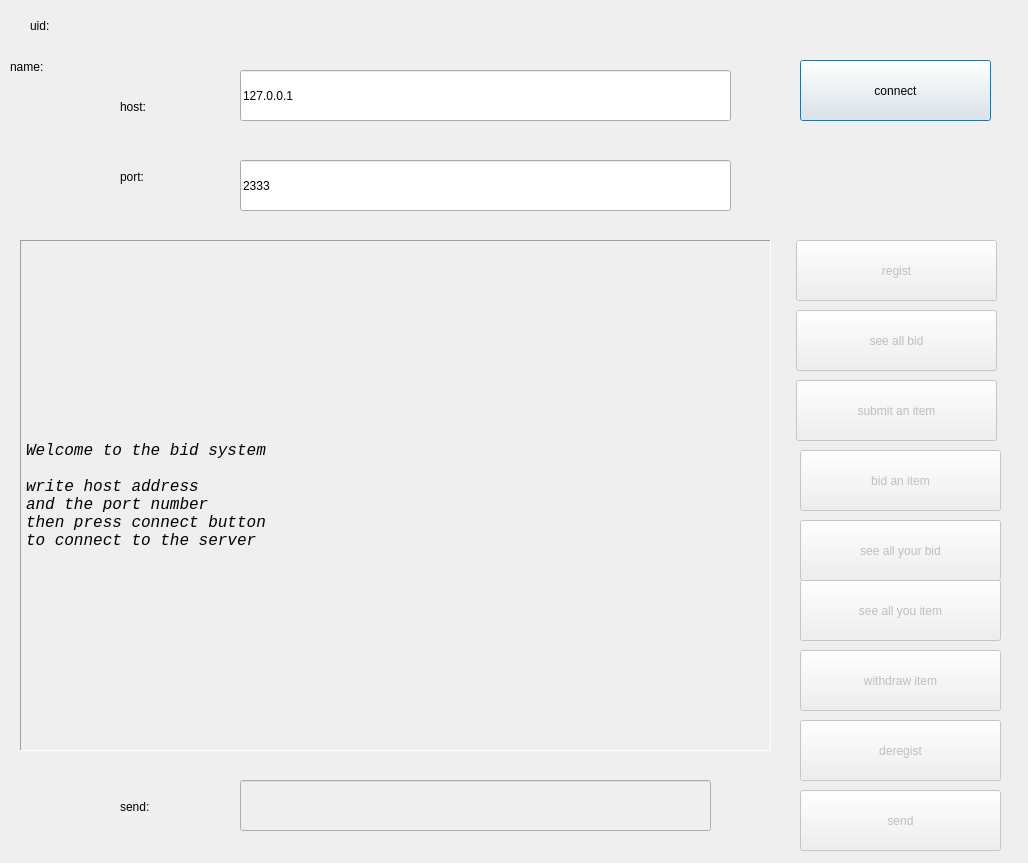
Old version of the form project/tcp/tcpclient/tcpClient/client.ui in the repository Freshield/LEARNING_QT.
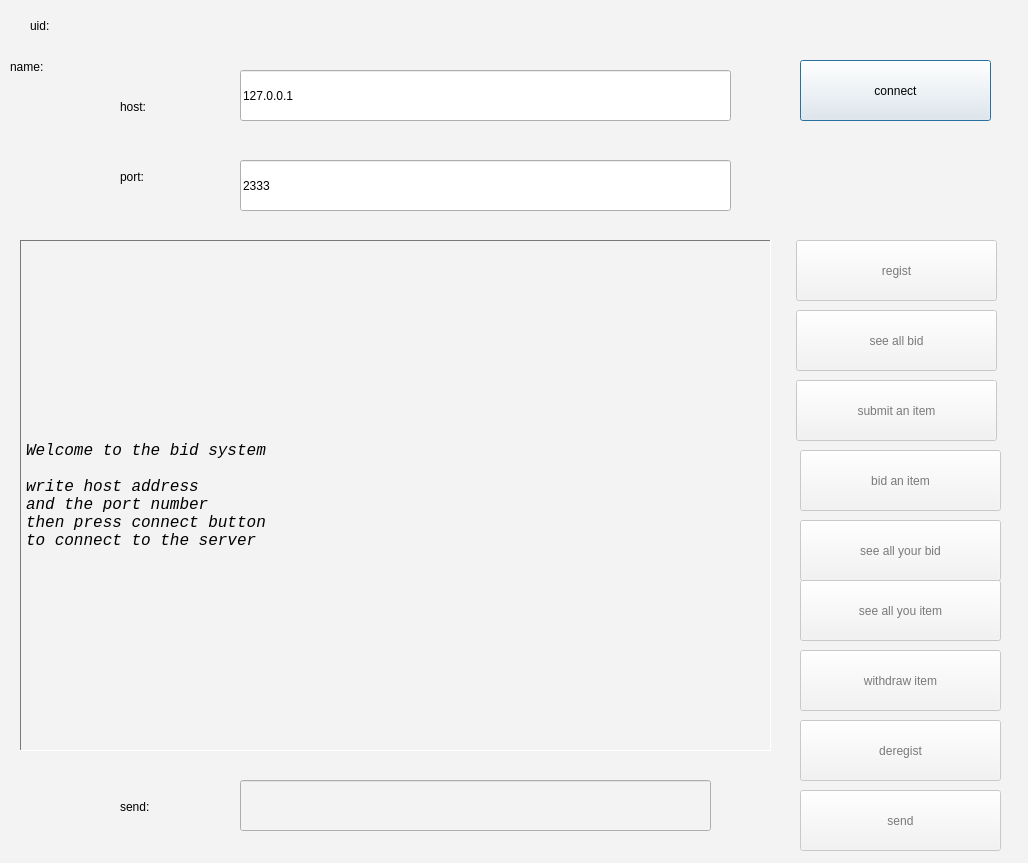
New version of the form.

```diff
--- a/project/tcp/tcpclient/tcpClient/client.ui
+++ b/project/tcp/tcpclient/tcpClient/client.ui
@@ -10,6 +10,421 @@
     <height>863</height>
    </rect>
   </property>
+  <property name="palette">
+   <palette>
+    <active>
+     <colorrole role="WindowText">
+      <brush brushstyle="SolidPattern">
+       <color alpha="255">
+        <red>0</red>
+        <green>0</green>
+        <blue>0</blue>
+       </color>
+      </brush>
+     </colorrole>
+     <colorrole role="Button">
+      <brush brushstyle="SolidPattern">
+       <color alpha="255">
+        <red>243</red>
+        <green>243</green>
+        <blue>243</blue>
+       </color>
+      </brush>
+     </colorrole>
+     <colorrole role="Light">
+      <brush brushstyle="SolidPattern">
+       <color alpha="255">
+        <red>255</red>
+        <green>255</green>
+        <blue>255</blue>
+       </color>
+      </brush>
+     </colorrole>
+     <colorrole role="Midlight">
+      <brush brushstyle="SolidPattern">
+       <color alpha="255">
+        <red>249</red>
+        <green>249</green>
+        <blue>249</blue>
+       </color>
+      </brush>
+     </colorrole>
+     <colorrole role="Dark">
+      <brush brushstyle="SolidPattern">
+       <color alpha="255">
+        <red>121</red>
+        <green>121</green>
+        <blue>121</blue>
+       </color>
+      </brush>
+     </colorrole>
+     <colorrole role="Mid">
+      <brush brushstyle="SolidPattern">
+       <color alpha="255">
+        <red>162</red>
+        <green>162</green>
+        <blue>162</blue>
+       </color>
+      </brush>
+     </colorrole>
+     <colorrole role="Text">
+      <brush brushstyle="SolidPattern">
+       <color alpha="255">
+        <red>0</red>
+        <green>0</green>
+        <blue>0</blue>
+       </color>
+      </brush>
+     </colorrole>
+     <colorrole role="BrightText">
+      <brush brushstyle="SolidPattern">
+       <color alpha="255">
+        <red>255</red>
+        <green>255</green>
+        <blue>255</blue>
+       </color>
+      </brush>
+     </colorrole>
+     <colorrole role="ButtonText">
+      <brush brushstyle="SolidPattern">
+       <color alpha="255">
+        <red>0</red>
+        <green>0</green>
+        <blue>0</blue>
+       </color>
+      </brush>
+     </colorrole>
+     <colorrole role="Base">
+      <brush brushstyle="SolidPattern">
+       <color alpha="255">
+        <red>255</red>
+        <green>255</green>
+        <blue>255</blue>
+       </color>
+      </brush>
+     </colorrole>
+     <colorrole role="Window">
+      <brush brushstyle="SolidPattern">
+       <color alpha="255">
+        <red>243</red>
+        <green>243</green>
+        <blue>243</blue>
+       </color>
+      </brush>
+     </colorrole>
+     <colorrole role="Shadow">
+      <brush brushstyle="SolidPattern">
+       <color alpha="255">
+        <red>0</red>
+        <green>0</green>
+        <blue>0</blue>
+       </color>
+      </brush>
+     </colorrole>
+     <colorrole role="AlternateBase">
+      <brush brushstyle="SolidPattern">
+       <color alpha="255">
+        <red>249</red>
+        <green>249</green>
+        <blue>249</blue>
+       </color>
+      </brush>
+     </colorrole>
+     <colorrole role="ToolTipBase">
+      <brush brushstyle="SolidPattern">
+       <color alpha="255">
+        <red>255</red>
+        <green>255</green>
+        <blue>220</blue>
+       </color>
+      </brush>
+     </colorrole>
+     <colorrole role="ToolTipText">
+      <brush brushstyle="SolidPattern">
+       <color alpha="255">
+        <red>0</red>
+        <green>0</green>
+        <blue>0</blue>
+       </color>
+      </brush>
+     </colorrole>
+    </active>
+    <inactive>
+     <colorrole role="WindowText">
+      <brush brushstyle="SolidPattern">
+       <color alpha="255">
+        <red>0</red>
+        <green>0</green>
+        <blue>0</blue>
+       </color>
+      </brush>
+     </colorrole>
+     <colorrole role="Button">
+      <brush brushstyle="SolidPattern">
+       <color alpha="255">
+        <red>243</red>
+        <green>243</green>
+        <blue>243</blue>
+       </color>
+      </brush>
+     </colorrole>
+     <colorrole role="Light">
+      <brush brushstyle="SolidPattern">
+       <color alpha="255">
+        <red>255</red>
+        <green>255</green>
+        <blue>255</blue>
+       </color>
+      </brush>
+     </colorrole>
+     <colorrole role="Midlight">
+      <brush brushstyle="SolidPattern">
+       <color alpha="255">
+        <red>249</red>
+        <green>249</green>
+        <blue>249</blue>
+       </color>
+      </brush>
+     </colorrole>
+     <colorrole role="Dark">
+      <brush brushstyle="SolidPattern">
+       <color alpha="255">
+        <red>121</red>
+        <green>121</green>
+        <blue>121</blue>
+       </color>
+      </brush>
+     </colorrole>
+     <colorrole role="Mid">
+      <brush brushstyle="SolidPattern">
+       <color alpha="255">
+        <red>162</red>
+        <green>162</green>
+        <blue>162</blue>
+       </color>
+      </brush>
+     </colorrole>
+     <colorrole role="Text">
+      <brush brushstyle="SolidPattern">
+       <color alpha="255">
+        <red>0</red>
+        <green>0</green>
+        <blue>0</blue>
+       </color>
+      </brush>
+     </colorrole>
+     <colorrole role="BrightText">
+      <brush brushstyle="SolidPattern">
+       <color alpha="255">
+        <red>255</red>
+        <green>255</green>
+        <blue>255</blue>
+       </color>
+      </brush>
+     </colorrole>
+     <colorrole role="ButtonText">
+      <brush brushstyle="SolidPattern">
+       <color alpha="255">
+        <red>0</red>
+        <green>0</green>
+        <blue>0</blue>
+       </color>
+      </brush>
+     </colorrole>
+     <colorrole role="Base">
+      <brush brushstyle="SolidPattern">
+       <color alpha="255">
+        <red>255</red>
+        <green>255</green>
+        <blue>255</blue>
+       </color>
+      </brush>
+     </colorrole>
+     <colorrole role="Window">
+      <brush brushstyle="SolidPattern">
+       <color alpha="255">
+        <red>243</red>
+        <green>243</green>
+        <blue>243</blue>
+       </color>
+      </brush>
+     </colorrole>
+     <colorrole role="Shadow">
+      <brush brushstyle="SolidPattern">
+       <color alpha="255">
+        <red>0</red>
+        <green>0</green>
+        <blue>0</blue>
+       </color>
+      </brush>
+     </colorrole>
+     <colorrole role="AlternateBase">
+      <brush brushstyle="SolidPattern">
+       <color alpha="255">
+        <red>249</red>
+        <green>249</green>
+        <blue>249</blue>
+       </color>
+      </brush>
+     </colorrole>
+     <colorrole role="ToolTipBase">
+      <brush brushstyle="SolidPattern">
+       <color alpha="255">
+        <red>255</red>
+        <green>255</green>
+        <blue>220</blue>
+       </color>
+      </brush>
+     </colorrole>
+     <colorrole role="ToolTipText">
+      <brush brushstyle="SolidPattern">
+       <color alpha="255">
+        <red>0</red>
+        <green>0</green>
+        <blue>0</blue>
+       </color>
+      </brush>
+     </colorrole>
+    </inactive>
+    <disabled>
+     <colorrole role="WindowText">
+      <brush brushstyle="SolidPattern">
+       <color alpha="255">
+        <red>121</red>
+        <green>121</green>
+        <blue>121</blue>
+       </color>
+      </brush>
+     </colorrole>
+     <colorrole role="Button">
+      <brush brushstyle="SolidPattern">
+       <color alpha="255">
+        <red>243</red>
+        <green>243</green>
+        <blue>243</blue>
+       </color>
+      </brush>
+     </colorrole>
+     <colorrole role="Light">
+      <brush brushstyle="SolidPattern">
+       <color alpha="255">
+        <red>255</red>
+        <green>255</green>
+        <blue>255</blue>
+       </color>
+      </brush>
+     </colorrole>
+     <colorrole role="Midlight">
+      <brush brushstyle="SolidPattern">
+       <color alpha="255">
+        <red>249</red>
+        <green>249</green>
+        <blue>249</blue>
+       </color>
+      </brush>
+     </colorrole>
+     <colorrole role="Dark">
+      <brush brushstyle="SolidPattern">
+       <color alpha="255">
+        <red>121</red>
+        <green>121</green>
+        <blue>121</blue>
+       </color>
+      </brush>
+     </colorrole>
+     <colorrole role="Mid">
+      <brush brushstyle="SolidPattern">
+       <color alpha="255">
+        <red>162</red>
+        <green>162</green>
+        <blue>162</blue>
+       </color>
+      </brush>
+     </colorrole>
+     <colorrole role="Text">
+      <brush brushstyle="SolidPattern">
+       <color alpha="255">
+        <red>121</red>
+        <green>121</green>
+        <blue>121</blue>
+       </color>
+      </brush>
+     </colorrole>
+     <colorrole role="BrightText">
+      <brush brushstyle="SolidPattern">
+       <color alpha="255">
+        <red>255</red>
+        <green>255</green>
+        <blue>255</blue>
+       </color>
+      </brush>
+     </colorrole>
+     <colorrole role="ButtonText">
+      <brush brushstyle="SolidPattern">
+       <color alpha="255">
+        <red>121</red>
+        <green>121</green>
+        <blue>121</blue>
+       </color>
+      </brush>
+     </colorrole>
+     <colorrole role="Base">
+      <brush brushstyle="SolidPattern">
+       <color alpha="255">
+        <red>243</red>
+        <green>243</green>
+        <blue>243</blue>
+       </color>
+      </brush>
+     </colorrole>
+     <colorrole role="Window">
+      <brush brushstyle="SolidPattern">
+       <color alpha="255">
+        <red>243</red>
+        <green>243</green>
+        <blue>243</blue>
+       </color>
+      </brush>
+     </colorrole>
+     <colorrole role="Shadow">
+      <brush brushstyle="SolidPattern">
+       <color alpha="255">
+        <red>0</red>
+        <green>0</green>
+        <blue>0</blue>
+       </color>
+      </brush>
+     </colorrole>
+     <colorrole role="AlternateBase">
+      <brush brushstyle="SolidPattern">
+       <color alpha="255">
+        <red>243</red>
+        <green>243</green>
+        <blue>243</blue>
+       </color>
+      </brush>
+     </colorrole>
+     <colorrole role="ToolTipBase">
+      <brush brushstyle="SolidPattern">
+       <color alpha="255">
+        <red>255</red>
+        <green>255</green>
+        <blue>220</blue>
+       </color>
+      </brush>
+     </colorrole>
+     <colorrole role="ToolTipText">
+      <brush brushstyle="SolidPattern">
+       <color alpha="255">
+        <red>0</red>
+        <green>0</green>
+        <blue>0</blue>
+       </color>
+      </brush>
+     </colorrole>
+    </disabled>
+   </palette>
+  </property>
   <property name="windowTitle">
    <string>Client</string>
   </property>
@@ -48,6 +463,151 @@
      <height>511</height>
     </rect>
    </property>
+   <property name="palette">
+    <palette>
+     <active>
+      <colorrole role="Text">
+       <brush brushstyle="SolidPattern">
+        <color alpha="255">
+         <red>0</red>
+         <green>0</green>
+         <blue>0</blue>
+        </color>
+       </brush>
+      </colorrole>
+      <colorrole role="BrightText">
+       <brush brushstyle="SolidPattern">
+        <color alpha="255">
+         <red>0</red>
+         <green>0</green>
+         <blue>0</blue>
+        </color>
+       </brush>
+      </colorrole>
+      <colorrole role="Base">
+       <brush brushstyle="SolidPattern">
+        <color alpha="255">
+         <red>255</red>
+         <green>255</green>
+         <blue>255</blue>
+        </color>
+       </brush>
+      </colorrole>
+      <colorrole role="Window">
+       <brush brushstyle="SolidPattern">
+        <color alpha="255">
+         <red>255</red>
+         <green>255</green>
+         <blue>255</blue>
+        </color>
+       </brush>
+      </colorrole>
+      <colorrole role="HighlightedText">
+       <brush brushstyle="SolidPattern">
+        <color alpha="255">
+         <red>0</red>
+         <green>0</green>
+         <blue>0</blue>
+        </color>
+       </brush>
+      </colorrole>
+     </active>
+     <inactive>
+      <colorrole role="Text">
+       <brush brushstyle="SolidPattern">
+        <color alpha="255">
+         <red>0</red>
+         <green>0</green>
+         <blue>0</blue>
+        </color>
+       </brush>
+      </colorrole>
+      <colorrole role="BrightText">
+       <brush brushstyle="SolidPattern">
+        <color alpha="255">
+         <red>0</red>
+         <green>0</green>
+         <blue>0</blue>
+        </color>
+       </brush>
+      </colorrole>
+      <colorrole role="Base">
+       <brush brushstyle="SolidPattern">
+        <color alpha="255">
+         <red>255</red>
+         <green>255</green>
+         <blue>255</blue>
+        </color>
+       </brush>
+      </colorrole>
+      <colorrole role="Window">
+       <brush brushstyle="SolidPattern">
+        <color alpha="255">
+         <red>255</red>
+         <green>255</green>
+         <blue>255</blue>
+        </color>
+       </brush>
+      </colorrole>
+      <colorrole role="HighlightedText">
+       <brush brushstyle="SolidPattern">
+        <color alpha="255">
+         <red>0</red>
+         <green>0</green>
+         <blue>0</blue>
+        </color>
+       </brush>
+      </colorrole>
+     </inactive>
+     <disabled>
+      <colorrole role="Text">
+       <brush brushstyle="SolidPattern">
+        <color alpha="255">
+         <red>120</red>
+         <green>120</green>
+         <blue>120</blue>
+        </color>
+       </brush>
+      </colorrole>
+      <colorrole role="BrightText">
+       <brush brushstyle="SolidPattern">
+        <color alpha="255">
+         <red>0</red>
+         <green>0</green>
+         <blue>0</blue>
+        </color>
+       </brush>
+      </colorrole>
+      <colorrole role="Base">
+       <brush brushstyle="SolidPattern">
+        <color alpha="255">
+         <red>255</red>
+         <green>255</green>
+         <blue>255</blue>
+        </color>
+       </brush>
+      </colorrole>
+      <colorrole role="Window">
+       <brush brushstyle="SolidPattern">
+        <color alpha="255">
+         <red>255</red>
+         <green>255</green>
+         <blue>255</blue>
+        </color>
+       </brush>
+      </colorrole>
+      <colorrole role="HighlightedText">
+       <brush brushstyle="SolidPattern">
+        <color alpha="255">
+         <red>0</red>
+         <green>0</green>
+         <blue>0</blue>
+        </color>
+       </brush>
+      </colorrole>
+     </disabled>
+    </palette>
+   </property>
    <property name="font">
     <font>
      <family>Consolas</family>
```
Left out of the diff: 138 changed lines with no effect on the pictures.
